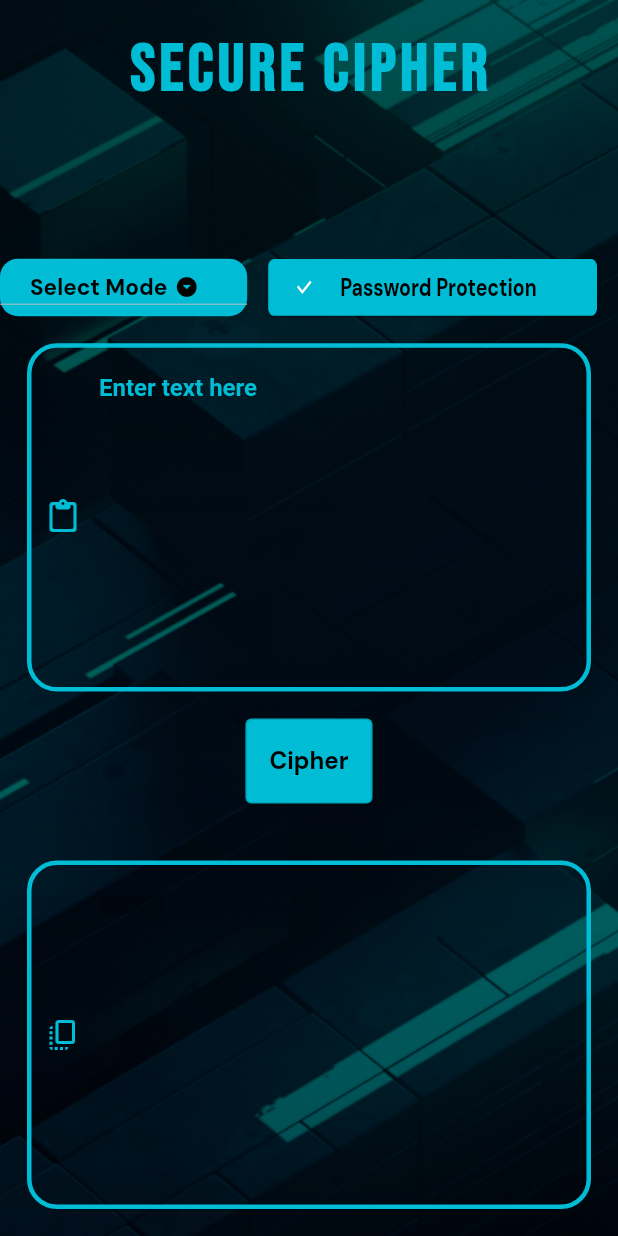
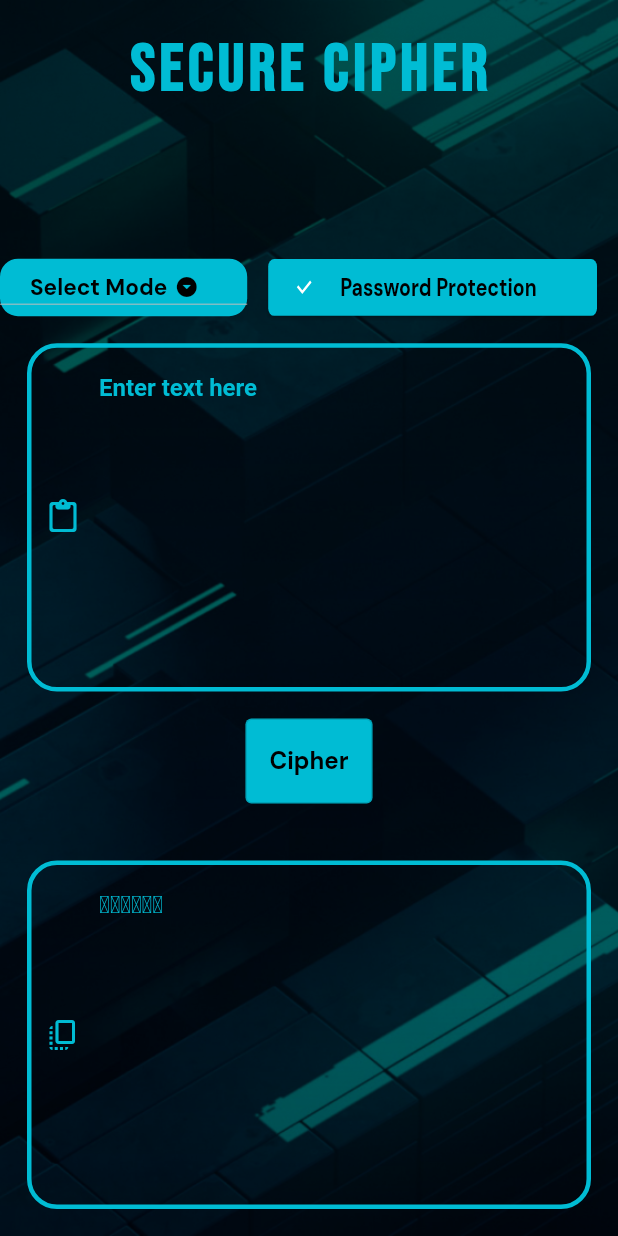
Before and after one commit to nikhil-RGB/Flutter-Cipher, a Flutter app: the screen it shows after launch, after a tap on "Password Protection", after a tap on "Cipher", on a phone screen of 412 x 824 dp. Run offline on Flutter 3.47's test engine with Material 2 defaults, Android fonts, the phone set to English and light mode, and no system bars; our stand-ins replace google_fonts; missing offline and left inert: passwordfield; Roboto replaces fonts that are missing (Aldrich).

```diff
--- a/lib/main.dart
+++ b/lib/main.dart
@@ -19,7 +19,7 @@
         hintColor: Colors.cyan,
         primarySwatch: Colors.cyan,
       ),
-      home: home(),
+      home: SafeArea(child: home()),
     );
   }
 }
--- a/lib/screens/home.dart
+++ b/lib/screens/home.dart
@@ -56,7 +56,6 @@
                 child: Container(
                   child: Padding(
                     padding: const EdgeInsets.all(20.0),
-                    child: SafeArea(
                     child: Text(
                       widget._psswd_enabled
                           ? "Secure Cipher"
@@ -66,7 +65,6 @@
                         fontWeight: FontWeight.bold,
                         letterSpacing: 3,
                         color: Colors.cyan,
-                        ),
                       ),
                     ),
                   ),
@@ -179,7 +177,8 @@
                   child: TextField(
                     style: GoogleFonts.aldrich(
                       fontWeight: FontWeight.bold,
-                      color: (widget._sudo) ? Colors.cyan : Colors.white,
+                      color:
+                          (widget._psswd_enabled) ? Colors.cyan : Colors.white,
                     ),
                     controller: textarea1,
                     keyboardType: TextInputType.multiline,
@@ -245,7 +244,8 @@
                     focusNode: AlwaysDisabledFocusNode(),
                     style: GoogleFonts.aldrich(
                       fontWeight: FontWeight.bold,
-                      color: (widget._sudo) ? Colors.cyan : Colors.white,
+                      color:
+                          (widget._psswd_enabled) ? Colors.cyan : Colors.white,
                     ),
                     controller: textarea2,
                     keyboardType: TextInputType.multiline,
```
Lines whose indentation alone changed are shown as unchanged.
